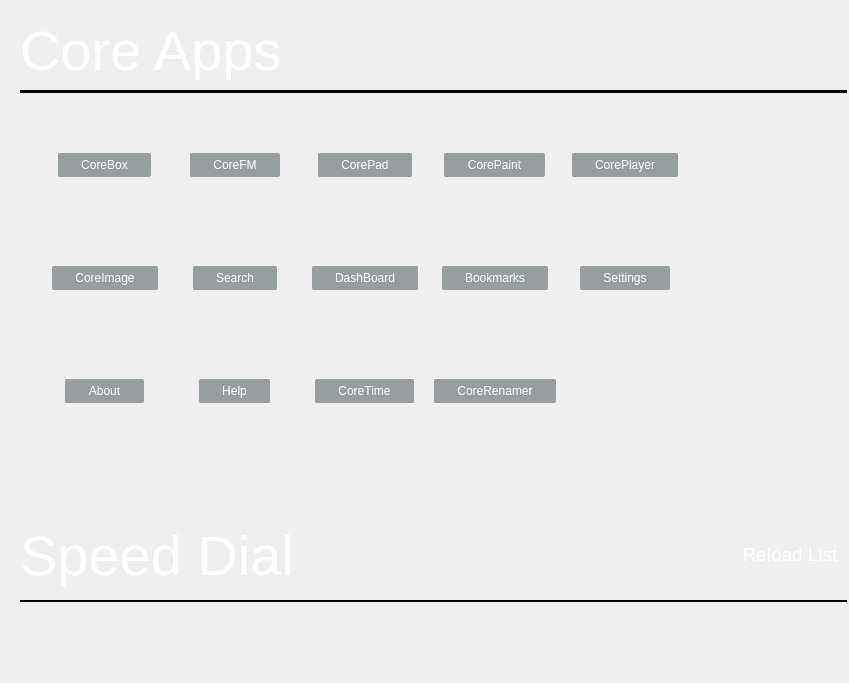
This is start/start.ui in rahmanshaber/corebox as Qt 5 draws it before an edit. The edited form follows.
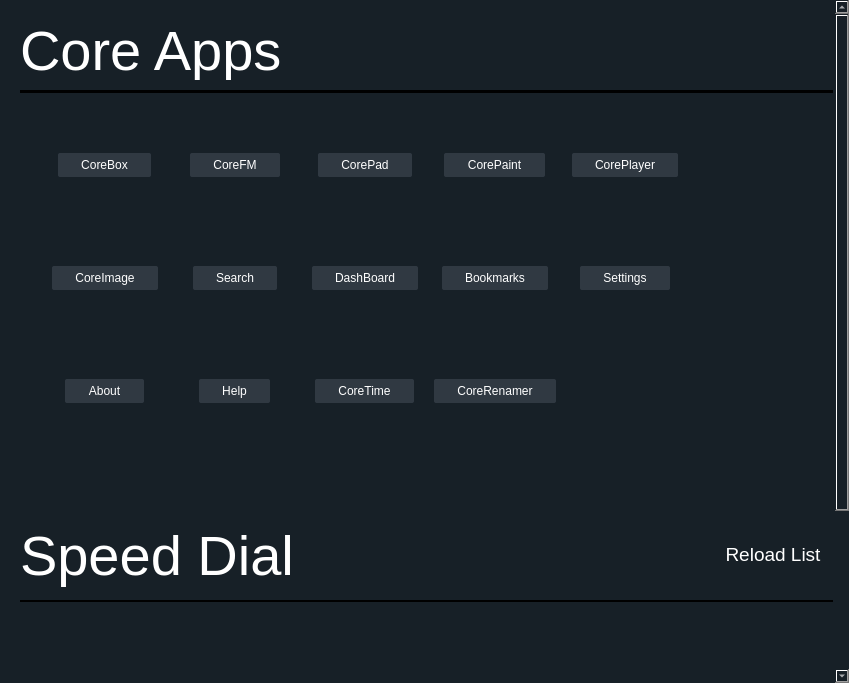
This is the edited form. Icons and pictures are not drawn.

```diff
--- a/start/start.ui
+++ b/start/start.ui
@@ -19,7 +19,7 @@
   </property>
   <property name="styleSheet">
    <string notr="true">QWidget{
-background-image: url(:/background/other/e.jpeg) ;
+background-color: #172027 ;
 color: #ffffff;
 border: 1px rgb(67, 67, 67);
 }
@@ -43,11 +43,32 @@
    </property>
    <item>
     <widget class="QScrollArea" name="view">
+     <property name="styleSheet">
+      <string notr="true">
+QScrollBar::groove:vertical {
+    background: red;
+    position: absolute; /* absolutely position 4px from the left and right of the widget. setting margins on the widget should work too... */
+    left: 4px; right: 4px;
+}
+
+QScrollBar::handle:vertical {
+   background: white;
+    height:10px;
+}
+
+QScrollBar::add-page:vertical {
+    background: #172027;
+}
+
+QScrollBar::sub-page:vertical {
+    background: #172027;
+}</string>
+     </property>
      <property name="frameShape">
       <enum>QFrame::NoFrame</enum>
      </property>
      <property name="verticalScrollBarPolicy">
-      <enum>Qt::ScrollBarAlwaysOff</enum>
+      <enum>Qt::ScrollBarAsNeeded</enum>
      </property>
      <property name="horizontalScrollBarPolicy">
       <enum>Qt::ScrollBarAlwaysOff</enum>
@@ -62,14 +83,13 @@
       <property name="geometry">
        <rect>
         <x>0</x>
-        <y>0</y>
-        <width>849</width>
+        <y>-217</y>
+        <width>837</width>
         <height>900</height>
        </rect>
       </property>
       <property name="styleSheet">
-       <string notr="true">background: transparent;
-</string>
+       <string notr="true"/>
       </property>
       <layout class="QVBoxLayout" name="verticalLayout_3">
        <property name="spacing">
@@ -221,8 +241,8 @@
             </property>
             <property name="styleSheet">
              <string notr="true">QListView::item:selected {
-border: 1px solid #323232;
-background-color: #2E303C;
+border: 1px solid #232730;
+background-color: #232730;
 }
 
 QListView::item:hover {
@@ -230,7 +250,7 @@
 }
 
 QListView::item {
-background-color: rgba( 94, 102, 105, 60% );
+background-color: #303942;
 border: 1px #323232;
 padding: 5px 20px 5px 20px;
 border-radius: 2px;
@@ -557,6 +577,23 @@
                  <pointsize>14</pointsize>
                 </font>
                </property>
+               <property name="contextMenuPolicy">
+                <enum>Qt::NoContextMenu</enum>
+               </property>
+               <property name="styleSheet">
+                <string notr="true">QPushButton{
+border-radius: 2px;
+padding: 3px 3px 3px 3px;
+}
+
+QPushButton:pressed{
+background-color: #303942; 
+}
+
+QPushButton:hover {
+background-color: #303942;
+}</string>
+               </property>
                <property name="text">
                 <string>Reload List</string>
                </property>
@@ -605,8 +642,8 @@
             </property>
             <property name="styleSheet">
              <string notr="true">QListView::item:selected {
-border: 1px solid #323232;
-background-color: #2E303C;
+border: 1px solid #232730;
+background-color: #232730;
 }
 
 QListView::item:hover {
@@ -614,7 +651,7 @@
 }
 
 QListView::item {
-background-color: rgba( 94, 102, 105, 60% );
+background-color: #303942;
 border: 1px #323232;
 padding: 5px 20px 5px 20px;
 border-radius: 2px;
@@ -672,8 +709,8 @@
             </property>
             <property name="gridSize">
              <size>
-              <width>100</width>
-              <height>100</height>
+              <width>130</width>
+              <height>113</height>
              </size>
             </property>
             <property name="viewMode">
```
Left out of the diff: 42 changed lines with no effect on the pictures.
